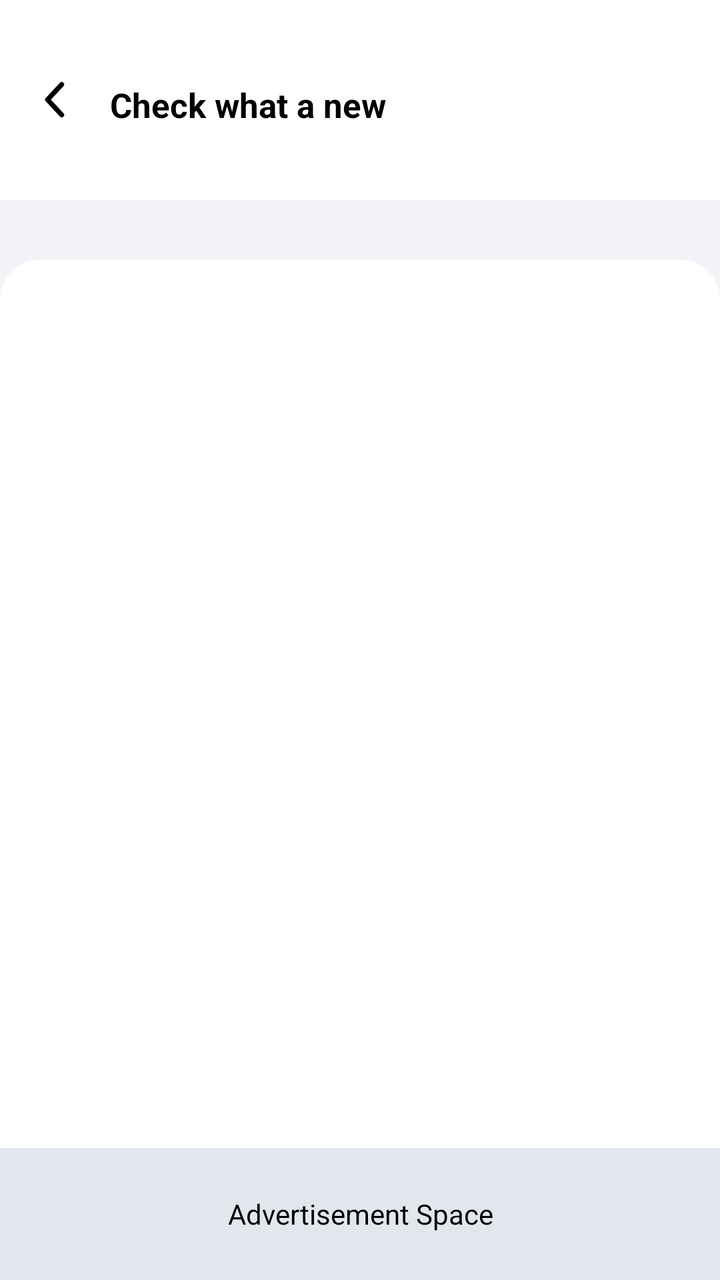
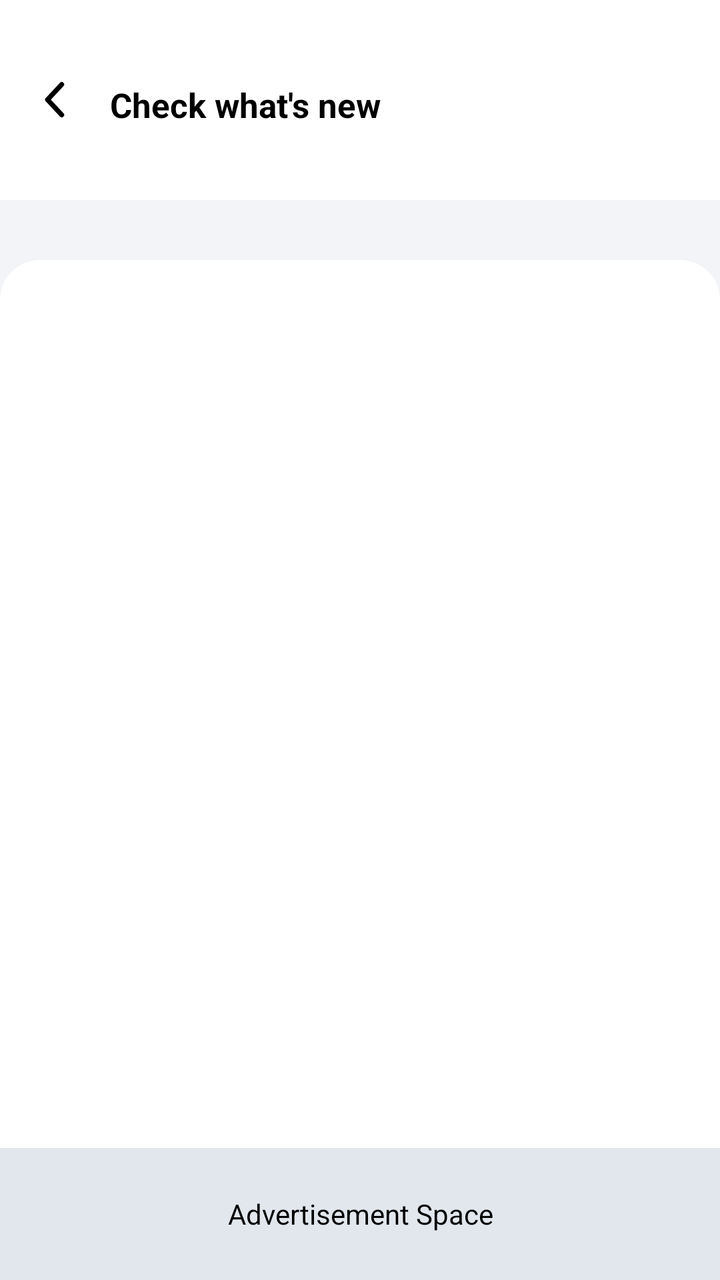

The first picture is an Android layout as it rendered before a commit; the second is the same layout after the commit. The layout source and the unified diff follow.
<!-- AndroidManifest.xml: application theme Theme.DmilF -->
<!-- res/layout/activity_new_update.xml -->
<?xml version="1.0" encoding="utf-8"?>
<RelativeLayout xmlns:android="http://schemas.android.com/apk/res/android"
    xmlns:app="http://schemas.android.com/apk/res-auto"
    xmlns:tools="http://schemas.android.com/tools"
    android:id="@+id/main"
    android:layout_width="match_parent"
    android:layout_height="match_parent"
    android:background="@color/white">

    <RelativeLayout
        android:id="@+id/rel_top"
        android:layout_width="match_parent"
        android:layout_height="100dp">

        <ImageView
            android:id="@+id/img_back"
            android:layout_width="35dp"
            android:layout_height="35dp"
            android:layout_centerVertical="true"
            android:layout_marginStart="10dp"
            android:padding="5dp"
            android:foreground="@drawable/ripple_effect_rect"
            android:src="@drawable/ic_back_arrow"></ImageView>

        <TextView
            android:layout_width="match_parent"
            android:layout_height="match_parent"
            android:layout_centerVertical="true"
            android:layout_marginStart="10dp"
            android:layout_toEndOf="@+id/img_back"
            android:gravity="center_vertical"
            android:paddingTop="5dp"
            android:textStyle="bold"
            android:text="Check what a new"
            android:textColor="@color/black"
            android:textSize="17sp">

        </TextView>



    </RelativeLayout>


    <RelativeLayout
        android:layout_above="@+id/constrain_adview"
        android:background="#F3F4F8"
        android:layout_below="@+id/rel_top"
        android:layout_width="match_parent"
        android:layout_height="match_parent"
        tools:ignore="NotSibling">


        <RelativeLayout
            android:layout_marginTop="30dp"
            android:background="@drawable/bg_full_view_sec"
            android:layout_width="match_parent"
            android:layout_height="match_parent">

            <RelativeLayout
                android:id="@+id/rel_data"
                android:layout_width="match_parent"
                android:layout_height="match_parent">
                <androidx.recyclerview.widget.RecyclerView
                    android:id="@+id/rev_blocklist"
                    android:layout_margin="5dp"
                    android:layout_width="match_parent"
                    android:layout_height="match_parent">

                </androidx.recyclerview.widget.RecyclerView>
            </RelativeLayout>


        </RelativeLayout>

        <androidx.constraintlayout.widget.ConstraintLayout
            android:id="@+id/constrain_adview"
            android:layout_width="match_parent"
            android:layout_height="wrap_content"
            android:background="#E1E7ED"
            android:layout_alignParentBottom="true"
            app:layout_constraintBottom_toBottomOf="parent">

            <RelativeLayout
                android:id="@+id/rel_native_banner"
                android:layout_width="match_parent"
                android:layout_height="66dp"
                android:background="#E1E7ED"
                app:layout_constraintTop_toTopOf="parent">

                <TextView
                    android:id="@+id/txt_ad_view"
                    android:layout_width="wrap_content"
                    android:layout_height="wrap_content"
                    android:layout_centerInParent="true"
                    android:gravity="center"
                    android:text="Advertisement Space"
                    android:textColor="@color/black"
                    android:textSize="14sp" />

                <FrameLayout
                    android:id="@+id/frame_native_banner"
                    android:layout_width="match_parent"
                    android:layout_height="wrap_content" />

            </RelativeLayout>

        </androidx.constraintlayout.widget.ConstraintLayout>

    </RelativeLayout>
</RelativeLayout>
<!-- resources referenced by this layout -->
<resources>
  <color name="black">#FF000000</color>
  <color name="white">#FFFFFFFF</color>
  <!-- drawable bg_full_view_sec (drawable) -->
  <?xml version="1.0" encoding="utf-8"?>
  <shape xmlns:android="http://schemas.android.com/apk/res/android" xmlns:app="http://schemas.android.com/apk/res-auto" xmlns:aapt="http://schemas.android.com/aapt" android:shape="rectangle">
      <corners android:topLeftRadius="20dp" android:topRightRadius="20dp"/>
      <solid android:color="@color/white"/>
  </shape>
  <!-- drawable ic_back_arrow (drawable) -->
  <vector xmlns:android="http://schemas.android.com/apk/res/android"
      android:width="41dp"
      android:height="40dp"
      android:autoMirrored="true"
      android:viewportWidth="41"
      android:viewportHeight="40">
    <path
        android:pathData="M25.985,7.5L14.378,20L25.985,32.5"
        android:strokeLineJoin="round"
        android:strokeWidth="4"
        android:fillColor="#00000000"
        android:strokeColor="#000000"
        android:strokeLineCap="round"/>
  </vector>
  <!-- drawable ripple_effect_rect (drawable) -->
  <?xml version="1.0" encoding="utf-8"?>
  <selector xmlns:android="http://schemas.android.com/apk/res/android">
      <item android:state_pressed="true">
          <shape android:shape="rectangle">
              <solid android:color="#80A5A2A2" /> //alfa less this color
              <corners android:radius="15dp" />
          </shape>
      </item>
      <item android:drawable="@android:color/transparent"/>
  </selector>
  
  
  
  
  
  
  
  
  
  
  
  
  
  
  
  
  
  <style name="Theme.DmilF" parent="Base.Theme.DmilF" />
  <style name="Base.Theme.DmilF" parent="Theme.Material3.DayNight.NoActionBar">
          
          <item name="colorPrimary">@color/dWhite</item> --&gt;
      </style>
  <color name="dWhite">#85A8BF</color>
</resources>

<!-- the commit's change to res/layout/activity_new_update.xml (unified diff, before → after) -->
@@ -31,7 +31,7 @@
             android:gravity="center_vertical"
             android:paddingTop="5dp"
             android:textStyle="bold"
-            android:text="Check what a new"
+            android:text="@string/check_new"
             android:textColor="@color/black"
             android:textSize="17sp">
 
<!-- resource entries referenced after the edit -->
@@ -51,6 +51,7 @@
   
   
   
+  <string name="check_new">Check what\'s new</string>
   <style name="Theme.DmilF" parent="Base.Theme.DmilF" />
   <style name="Base.Theme.DmilF" parent="Theme.Material3.DayNight.NoActionBar">
           
